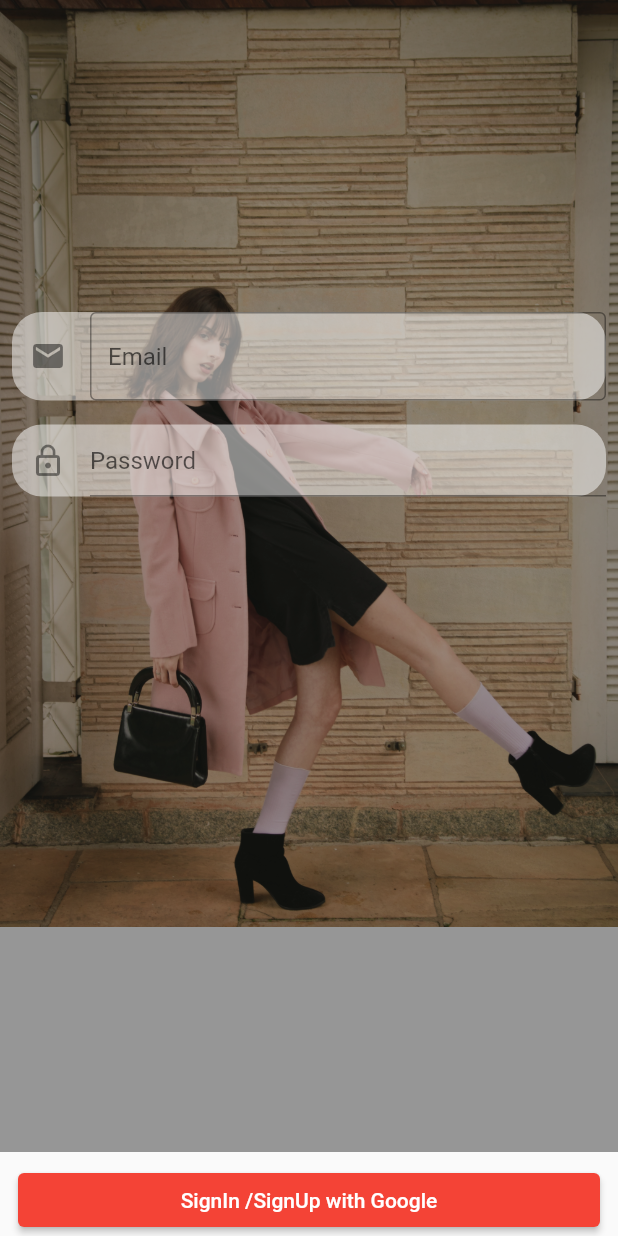
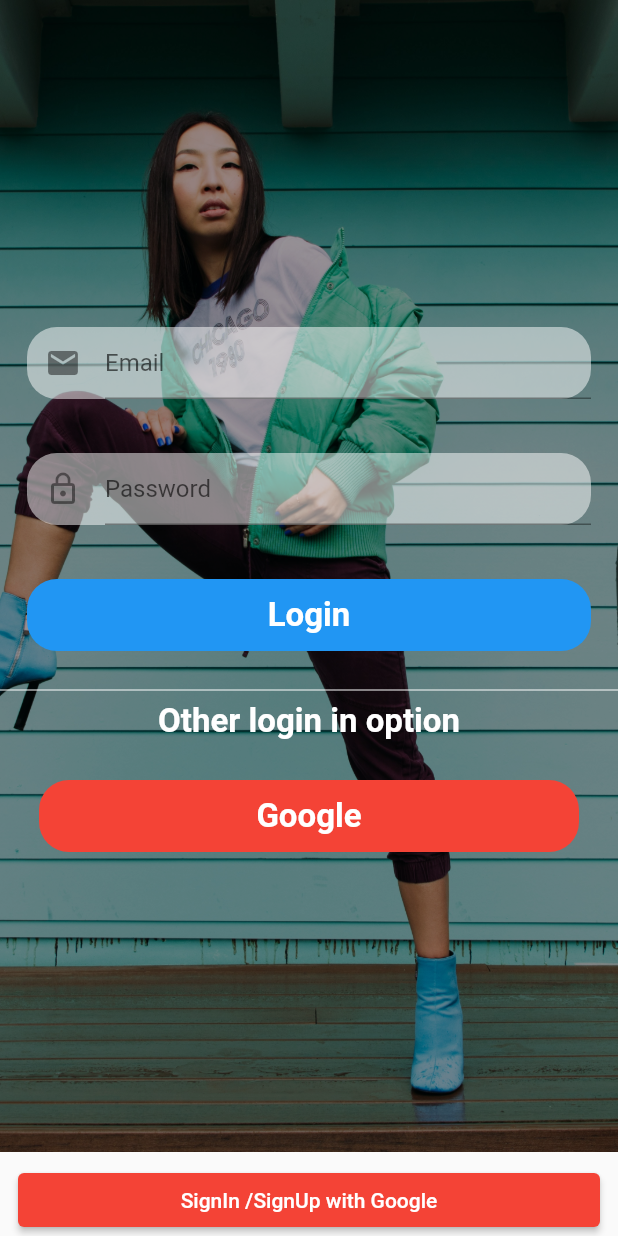
Before and after one commit to Aditya-mohanti/ShopX-APP, a Flutter app: the screen it shows after launch, on a phone screen of 412 x 824 dp. Run offline on Flutter 3.47's test engine with Material 2 defaults, Android fonts, the phone set to English and light mode, and no system bars; our stand-ins replace carousel_pro, cloud_firestore, firebase_auth, firebase_core, fluttertoast, google_sign_in and 1 more; accounts and stored records are empty.

Commit message:
Initial commit this is nice shopping app

```diff
--- a/lib/pages/login.dart
+++ b/lib/pages/login.dart
@@ -95,15 +95,19 @@ class _LoginState extends State<Login> {
 
         children: <Widget>[
           Image.asset(
-            'assets/login.jpg',
-          fit: BoxFit.contain,
+            'assets/design.jpg',
+          fit: BoxFit.cover,
           width: double.infinity,
+            height: double.infinity,
           ),
           //// to show logo design
           Container(
             color: Colors.black.withOpacity(0.4),
             width: double.infinity,
             height: double.infinity,
+          ),
+          Container(
+
           ),
           Padding(
             padding: const EdgeInsets.only(top: 200.0),
@@ -113,7 +117,7 @@ class _LoginState extends State<Login> {
                   child: Column(
                     children: <Widget>[
                       Padding(
-                        padding: const EdgeInsets.all(8.0),
+                        padding: const EdgeInsets.all(18.0),
                         child: Material(
                           borderRadius: BorderRadius.circular(20.0),
                           color: Colors.white.withOpacity(0.5),
@@ -125,7 +129,7 @@ class _LoginState extends State<Login> {
                               decoration: InputDecoration(
                                 hintText: "Email",
                                 icon: Icon(Icons.email),
-                                border: OutlineInputBorder(),
+
                               ),
                              validator: (value) {
                                 if (value==null) {
@@ -143,7 +147,7 @@ class _LoginState extends State<Login> {
                         ),
                       ),
                       Padding(
-                        padding: const EdgeInsets.all(8.0),
+                        padding: const EdgeInsets.all(18.0),
                         child: Material(
                           borderRadius: BorderRadius.circular(20.0),
                           color: Colors.white.withOpacity(0.5),
@@ -152,7 +156,6 @@ class _LoginState extends State<Login> {
                             padding: const EdgeInsets.only(left:12.0),
                             child: TextFormField(
                               controller: _passwordTextController,
-
                               decoration: InputDecoration(
                                 hintText: "Password",
                                 icon: Icon(Icons.lock_outline),
@@ -166,6 +169,60 @@ class _LoginState extends State<Login> {
                                   return"the password has to be atleast 6 characters long ";
                                 }
                               },
+                            ),
+                          ),
+                        ),
+                      ),
+                      Padding(
+                        padding: const EdgeInsets.all(18.0),
+                        child: Material(
+                          borderRadius: BorderRadius.circular(20.0),
+                          color: Colors.blue,
+                          elevation: 0.0,
+                          child:MaterialButton(
+                            onPressed: (){
+                              Navigator.push(context, MaterialPageRoute(builder: (BuildContext)
+                              {
+                                return HomePage();
+                              }));
+                            },
+                            minWidth: MediaQuery.of(context).size.width,
+                            child: Text("Login",textAlign: TextAlign.center,
+                            style: TextStyle(
+                              color: Colors.white,
+                              fontWeight: FontWeight.bold,
+                              fontSize: 22.0,
+                            ),),
+                          ),
+                        ),
+                      ),
+                      Divider(color: Colors.white,),
+                      Text("Other login in option",
+                        style: TextStyle(
+                          color: Colors.white,
+                          fontWeight: FontWeight.bold,
+                          fontSize: 22.0,
+                        ),
+                      ),
+                      Padding(
+                        padding: const EdgeInsets.all(18.0),
+                        child: Padding(
+                          padding: const EdgeInsets.all(8.0),
+                          child: Material(
+                            borderRadius: BorderRadius.circular(20.0),
+                            color: Colors.red,
+                            elevation: 0.0,
+                            child:MaterialButton(
+                              onPressed: (){
+
+                              },
+                              minWidth: MediaQuery.of(context).size.width,
+                              child: Text("Google",textAlign: TextAlign.center,
+                                style: TextStyle(
+                                  color: Colors.white,
+                                  fontWeight: FontWeight.bold,
+                                  fontSize: 22.0,
+                                ),),
                             ),
                           ),
                         ),
--- a/pubspec.yaml
+++ b/pubspec.yaml
@@ -92,6 +92,9 @@ flutter:
     - assets/images/products/skt2.jpeg
     - assets/login.jpg
     - assets/design.jpg
+    - assets/logo.png
+    - assets/lg.png
+
   # An image asset can refer to one or more resolution-specific "variants", see
   # https://flutter.dev/assets-and-images/#resolution-aware
 
```
Also changed, not shown: assets/lg.png (added), assets/logo.png (added).
